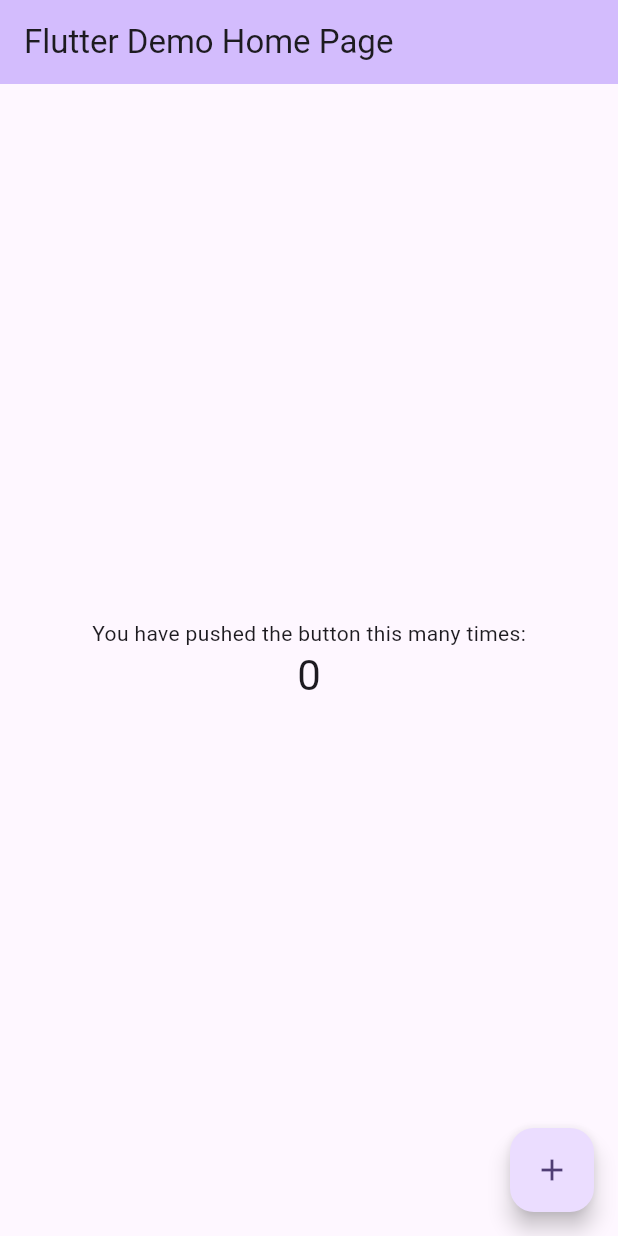
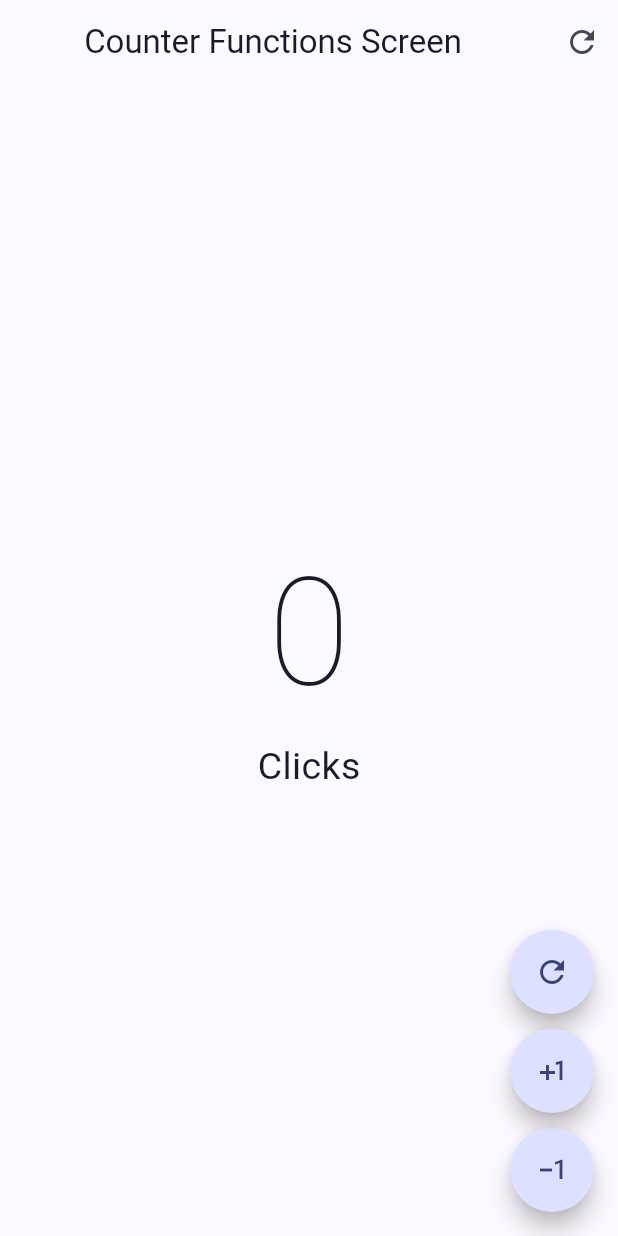
Before and after one commit to OscarOcomatl/hello-world-app, a Flutter app: the screen it shows after launch, on a phone screen of 412 x 824 dp. Run offline on Flutter 3.47's test engine with Material 3 defaults, Android fonts, the phone set to English and light mode, and no system bars.

Commit message:
first commit

```diff
--- a/lib/main.dart
+++ b/lib/main.dart
@@ -1,125 +1,29 @@
+
 import 'package:flutter/material.dart';
+import 'package:hello_app/presentation/screens/counter/counter_functions_screeen.dart';
+// import 'package:hello_app/presentation/screens/counter/counter_screen.dart';
 
-void main() {
+void main(){
   runApp(const MyApp());
 }
 
 class MyApp extends StatelessWidget {
+
   const MyApp({super.key});
 
-  // This widget is the root of your application.
   @override
-  Widget build(BuildContext context) {
+  Widget build(BuildContext context){
     return MaterialApp(
-      title: 'Flutter Demo',
+      debugShowCheckedModeBanner: false,
       theme: ThemeData(
-        // This is the theme of your application.
-        //
-        // TRY THIS: Try running your application with "flutter run". You'll see
-        // the application has a purple toolbar. Then, without quitting the app,
-        // try changing the seedColor in the colorScheme below to Colors.green
-        // and then invoke "hot reload" (save your changes or press the "hot
-        // reload" button in a Flutter-supported IDE, or press "r" if you used
-        // the command line to start the app).
-        //
-        // Notice that the counter didn't reset back to zero; the application
-        // state is not lost during the reload. To reset the state, use hot
-        // restart instead.
-        //
-        // This works for code too, not just values: Most code changes can be
-        // tested with just a hot reload.
-        colorScheme: ColorScheme.fromSeed(seedColor: Colors.deepPurple),
         useMaterial3: true,
+        colorSchemeSeed: Colors.indigo
       ),
-      home: const MyHomePage(title: 'Flutter Demo Home Page'),
+      home: const CounterFunctionsScreen(),
+      // initialRoute: 'home',
+      // routes: {
+
+      // },
     );
   }
 }
-
-class MyHomePage extends StatefulWidget {
-  const MyHomePage({super.key, required this.title});
-
-  // This widget is the home page of your application. It is stateful, meaning
-  // that it has a State object (defined below) that contains fields that affect
-  // how it looks.
-
-  // This class is the configuration for the state. It holds the values (in this
-  // case the title) provided by the parent (in this case the App widget) and
-  // used by the build method of the State. Fields in a Widget subclass are
-  // always marked "final".
-
-  final String title;
-
-  @override
-  State<MyHomePage> createState() => _MyHomePageState();
-}
-
-class _MyHomePageState extends State<MyHomePage> {
-  int _counter = 0;
-
-  void _incrementCounter() {
-    setState(() {
-      // This call to setState tells the Flutter framework that something has
-      // changed in this State, which causes it to rerun the build method below
-      // so that the display can reflect the updated values. If we changed
-      // _counter without calling setState(), then the build method would not be
-      // called again, and so nothing would appear to happen.
-      _counter++;
-    });
-  }
-
-  @override
-  Widget build(BuildContext context) {
-    // This method is rerun every time setState is called, for instance as done
-    // by the _incrementCounter method above.
-    //
-    // The Flutter framework has been optimized to make rerunning build methods
-    // fast, so that you can just rebuild anything that needs updating rather
-    // than having to individually change instances of widgets.
-    return Scaffold(
-      appBar: AppBar(
-        // TRY THIS: Try changing the color here to a specific color (to
-        // Colors.amber, perhaps?) and trigger a hot reload to see the AppBar
-        // change color while the other colors stay the same.
-        backgroundColor: Theme.of(context).colorScheme.inversePrimary,
-        // Here we take the value from the MyHomePage object that was created by
-        // the App.build method, and use it to set our appbar title.
-        title: Text(widget.title),
-      ),
-      body: Center(
-        // Center is a layout widget. It takes a single child and positions it
-        // in the middle of the parent.
-        child: Column(
-          // Column is also a layout widget. It takes a list of children and
-          // arranges them vertically. By default, it sizes itself to fit its
-          // children horizontally, and tries to be as tall as its parent.
-          //
-          // Column has various properties to control how it sizes itself and
-          // how it positions its children. Here we use mainAxisAlignment to
-          // center the children vertically; the main axis here is the vertical
-          // axis because Columns are vertical (the cross axis would be
-          // horizontal).
-          //
-          // TRY THIS: Invoke "debug painting" (choose the "Toggle Debug Paint"
-          // action in the IDE, or press "p" in the console), to see the
-          // wireframe for each widget.
-          mainAxisAlignment: MainAxisAlignment.center,
-          children: <Widget>[
-            const Text(
-              'You have pushed the button this many times:',
-            ),
-            Text(
-              '$_counter',
-              style: Theme.of(context).textTheme.headlineMedium,
-            ),
-          ],
-        ),
-      ),
-      floatingActionButton: FloatingActionButton(
-        onPressed: _incrementCounter,
-        tooltip: 'Increment',
-        child: const Icon(Icons.add),
-      ), // This trailing comma makes auto-formatting nicer for build methods.
-    );
-  }
-}
--- /dev/null
+++ b/lib/presentation/screens/counter/counter_functions_screeen.dart
@@ -0,0 +1,93 @@
+
+
+import 'package:flutter/material.dart';
+
+class CounterFunctionsScreen extends StatefulWidget {
+
+  const CounterFunctionsScreen({super.key});
+
+  @override
+  State<CounterFunctionsScreen> createState() => _CounterFunctionsScreenState();
+}
+
+class _CounterFunctionsScreenState extends State<CounterFunctionsScreen> {
+
+  int clickCounter = 0;
+
+  @override
+  Widget build(BuildContext context) {
+    return  Scaffold(
+      appBar: AppBar(
+        title: const Center(child: Text('Counter Functions Screen')),
+        // leading: const Icon(Icons.refresh), // Muestra a la izquierda
+        actions: [ // Muestra a la derecha
+          IconButton(
+          onPressed: () {
+            setState(() {
+              clickCounter = 0;
+            });
+          },
+          icon: const Icon( Icons.refresh )
+        ),
+        ],
+      ),
+      body: Center(
+        child: Column(
+          mainAxisAlignment: MainAxisAlignment.center,
+          children: [
+            Text('$clickCounter', style: const TextStyle(fontSize: 100, fontWeight: FontWeight.w100)),
+            Text(clickCounter == 1 ? 'Click' : 'Clicks', style: const TextStyle(fontSize: 25))
+          ],
+        ),
+      ),
+      floatingActionButton:  Column(
+        mainAxisAlignment: MainAxisAlignment.end,
+        children: [
+           CustomFloatingActionButton(icon: Icons.refresh_outlined, onPressed: (){
+            setState(() {
+              clickCounter = 0;
+            });
+           },),
+
+           const SizedBox(height: 10),
+
+           CustomFloatingActionButton(icon: Icons.plus_one_outlined, onPressed: (){
+            setState(() {
+              clickCounter++;
+            });
+           },),
+
+           const SizedBox(height: 10),
+
+           CustomFloatingActionButton(icon: Icons.exposure_minus_1_outlined, onPressed: (){
+            if(clickCounter == 0) return;
+            setState(() {
+              clickCounter--;
+            });
+           }),
+        ],
+      )
+    );
+  }
+}
+
+class CustomFloatingActionButton extends StatelessWidget {
+
+  final IconData icon;
+  final VoidCallback? onPressed;
+
+  const CustomFloatingActionButton({
+    required this.icon,
+    this.onPressed,
+    super.key
+  });
+
+  @override
+  Widget build(BuildContext context) {
+    return FloatingActionButton(
+      shape: const StadiumBorder(),
+      onPressed: onPressed,
+      child: Icon( icon ),
+    );
+  }
+}
```
Also changed, not shown: lib/presentation/screens/counter/counter_screen.dart (added, +42 -0 lines), pubspec.yaml (+4 -4 lines), pubspec.lock, 21 other files.
